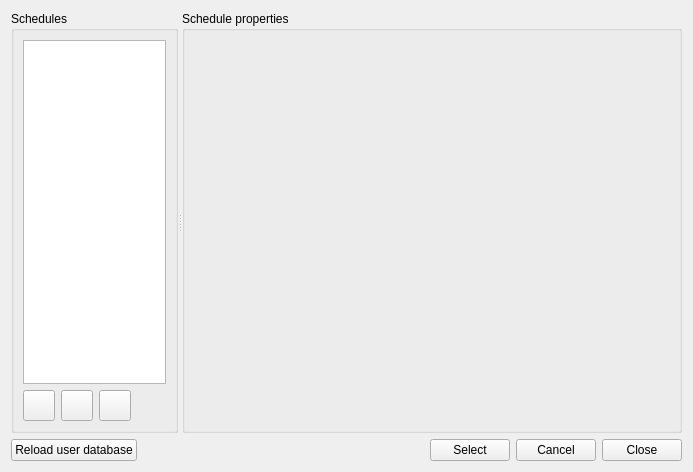
The window that SIM-VICUS/src/SVDBScheduleEditDialog.ui (ghorwin/SIM-VICUS) describes before a commit, drawn with Qt 5.
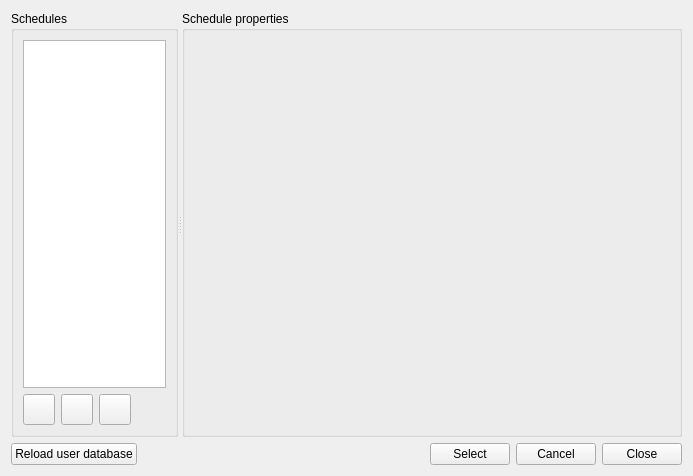
The same window after the commit. Icons and pictures are not drawn. Custom widgets are drawn as their Qt base class.

```diff
--- a/SIM-VICUS/src/SVDBScheduleEditDialog.ui
+++ b/SIM-VICUS/src/SVDBScheduleEditDialog.ui
@@ -7,7 +7,7 @@
     <x>0</x>
     <y>0</y>
     <width>693</width>
-    <height>472</height>
+    <height>476</height>
    </rect>
   </property>
   <property name="windowTitle">
```
Left out of the diff: 6 changed lines with no effect on the pictures.
